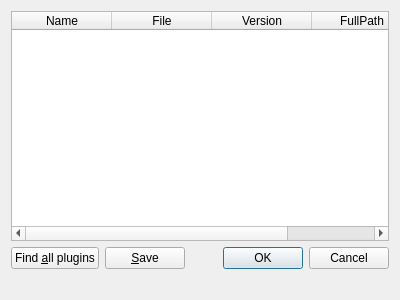
Old version of the form include/gepetto/gui/ui/pluginmanagerdialog.ui in the repository Gepetto/gepetto-viewer-corba.
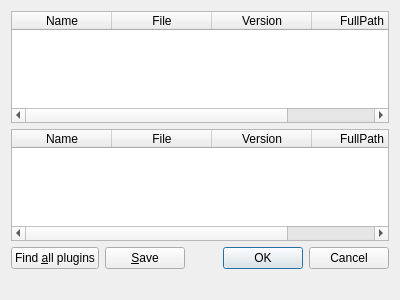
New version of the form. Icons and pictures are not drawn.

Commit message: Plugin manager dialog handles Python plugins

Patch:
```diff
--- a/include/gepetto/gui/ui/pluginmanagerdialog.ui
+++ b/include/gepetto/gui/ui/pluginmanagerdialog.ui
@@ -46,6 +46,33 @@
      </column>
     </widget>
    </item>
+   <item>
+    <widget class="QTableWidget" name="pypluginList">
+     <property name="contextMenuPolicy">
+      <enum>Qt::CustomContextMenu</enum>
+     </property>
+     <column>
+      <property name="text">
+       <string>Name</string>
+      </property>
+     </column>
+     <column>
+      <property name="text">
+       <string>File</string>
+      </property>
+     </column>
+     <column>
+      <property name="text">
+       <string>Version</string>
+      </property>
+     </column>
+     <column>
+      <property name="text">
+       <string>FullPath</string>
+      </property>
+     </column>
+    </widget>
+   </item>
    <item>
     <layout class="QHBoxLayout" name="horizontalLayout_2">
      <item>
```
The commit also changes 4 other files.
